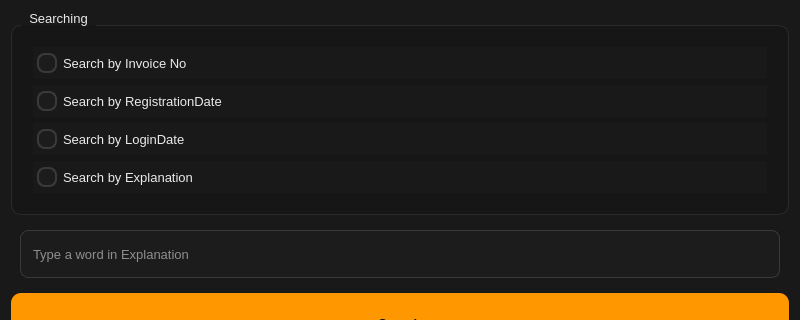
Before: the Qt Designer form app/ui/Calling_Page.ui in kianfa/Imprest_Management, drawn with Qt 5; both pictures show x 0 to 800 and y 0 to 320 of the 800 by 600 pixel window.
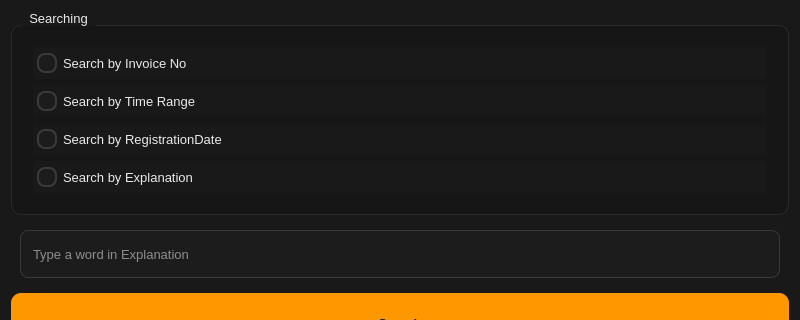
After: the same form once the commit is applied. The open tabs and pages were chosen to show the change.

```diff
--- a/app/ui/Calling_Page.ui
+++ b/app/ui/Calling_Page.ui
@@ -237,21 +237,21 @@
          </widget>
         </item>
         <item>
-         <widget class="QRadioButton" name="radioButton2">
+         <widget class="QRadioButton" name="rbTimeRange">
+          <property name="text">
+           <string>Search by Time Range</string>
+          </property>
+         </widget>
+        </item>
+        <item>
+         <widget class="QRadioButton" name="rbRegistrationDate">
           <property name="text">
            <string>Search by RegistrationDate</string>
           </property>
          </widget>
         </item>
         <item>
-         <widget class="QRadioButton" name="radioButton3">
-          <property name="text">
-           <string>Search by LoginDate</string>
-          </property>
-         </widget>
-        </item>
-        <item>
-         <widget class="QRadioButton" name="radioButton4">
+         <widget class="QRadioButton" name="rbExplanation">
           <property name="text">
            <string>Search by Explanation</string>
           </property>
```
Left out of the diff: 4 changed lines with no effect on the pictures.
